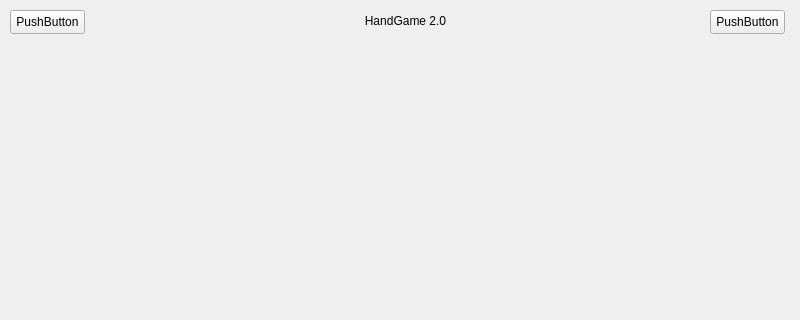
The window that gui/ui/shell.ui (Kornacy/HG20_Shell) describes before a commit, drawn with Qt 5; both pictures show x 0 to 800 and y 0 to 320 of the 800 by 600 pixel window.
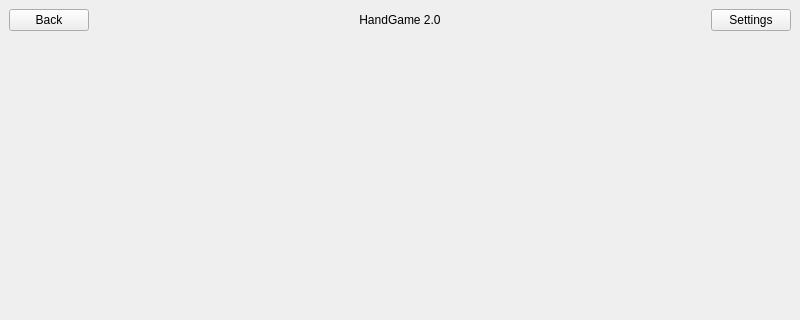
The same window after the commit.

Commit message: feat: temporary responsive layout

Patch:
```diff
--- a/gui/ui/shell.ui
+++ b/gui/ui/shell.ui
@@ -14,52 +14,29 @@
    <string>MainWindow</string>
   </property>
   <widget class="QWidget" name="centralwidget">
-   <widget class="QStackedWidget" name="stackedWidget">
-    <property name="geometry">
-     <rect>
-      <x>-1</x>
-      <y>49</y>
-      <width>801</width>
-      <height>551</height>
-     </rect>
-    </property>
-    <widget class="QWidget" name="page"/>
-    <widget class="QWidget" name="page_2"/>
-   </widget>
+   <layout class="QVBoxLayout" name="verticalLayout">
+    <item>
+     <layout class="QHBoxLayout" name="horizontalLayout">
+      <item>
    <widget class="QPushButton" name="backButton">
-    <property name="geometry">
-     <rect>
-      <x>10</x>
-      <y>10</y>
-      <width>75</width>
-      <height>24</height>
-     </rect>
+        <property name="enabled">
+         <bool>true</bool>
     </property>
     <property name="text">
-     <string>PushButton</string>
-    </property>
-   </widget>
-   <widget class="QPushButton" name="settingsButton">
-    <property name="geometry">
-     <rect>
-      <x>710</x>
-      <y>10</y>
-      <width>75</width>
-      <height>24</height>
-     </rect>
-    </property>
-    <property name="text">
-     <string>PushButton</string>
-    </property>
-   </widget>
+         <string>Back</string>
+        </property>
+       </widget>
+      </item>
+      <item>
    <widget class="QLabel" name="screenTitle">
-    <property name="geometry">
-     <rect>
-      <x>360</x>
-      <y>10</y>
-      <width>91</width>
-      <height>21</height>
-     </rect>
+        <property name="enabled">
+         <bool>true</bool>
+        </property>
+        <property name="sizePolicy">
+         <sizepolicy hsizetype="Preferred" vsizetype="Preferred">
+          <horstretch>1</horstretch>
+          <verstretch>1</verstretch>
+         </sizepolicy>
     </property>
     <property name="locale">
      <locale language="Polish" country="Poland"/>
@@ -71,6 +48,46 @@
      <set>Qt::AlignmentFlag::AlignCenter</set>
     </property>
    </widget>
+      </item>
+      <item>
+       <widget class="QPushButton" name="settingsButton">
+        <property name="enabled">
+         <bool>true</bool>
+        </property>
+        <property name="text">
+         <string>Settings</string>
+        </property>
+       </widget>
+      </item>
+     </layout>
+    </item>
+    <item>
+     <widget class="QStackedWidget" name="stackedWidget">
+      <property name="sizePolicy">
+       <sizepolicy hsizetype="Expanding" vsizetype="Expanding">
+        <horstretch>1</horstretch>
+        <verstretch>1</verstretch>
+       </sizepolicy>
+      </property>
+      <widget class="QWidget" name="page">
+       <property name="sizePolicy">
+        <sizepolicy hsizetype="Expanding" vsizetype="Preferred">
+         <horstretch>1</horstretch>
+         <verstretch>0</verstretch>
+        </sizepolicy>
+       </property>
+      </widget>
+      <widget class="QWidget" name="page_2">
+       <property name="sizePolicy">
+        <sizepolicy hsizetype="Expanding" vsizetype="Preferred">
+         <horstretch>1</horstretch>
+         <verstretch>0</verstretch>
+        </sizepolicy>
+       </property>
+      </widget>
+     </widget>
+    </item>
+   </layout>
   </widget>
  </widget>
  <resources/>
```
Lines whose indentation alone changed are shown as unchanged. The commit also changes 3 other files.
